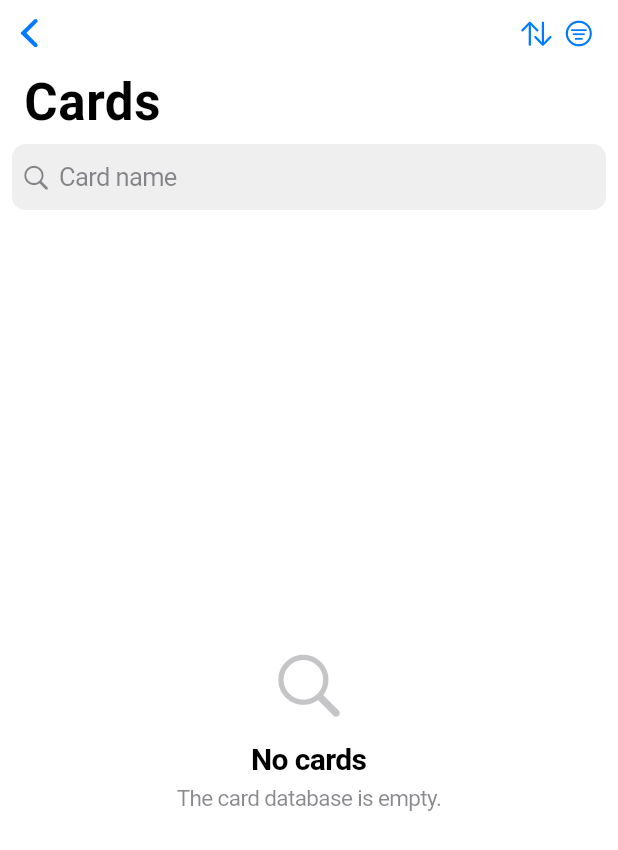
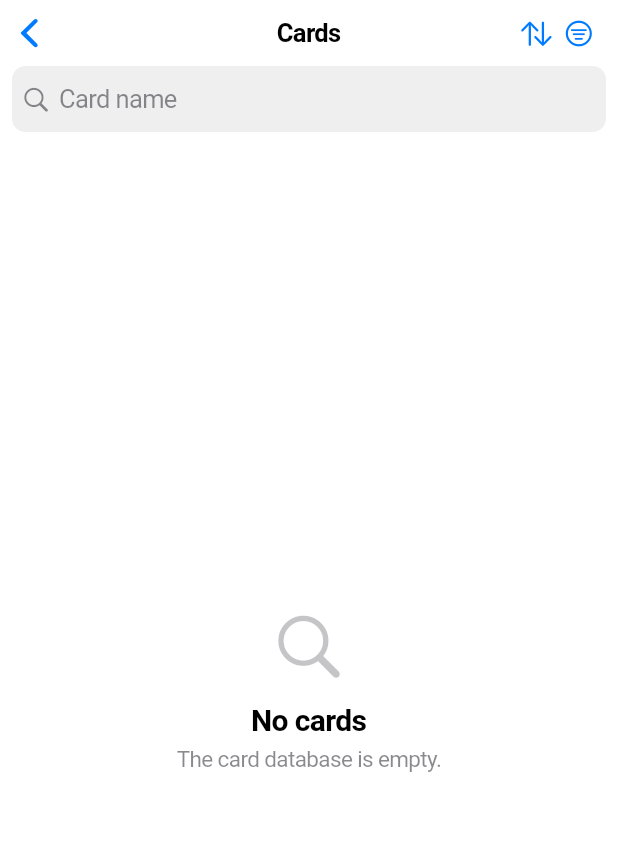
Before and after one commit to seedds/arkham_cards_flutter, a Flutter app: the CardListView screen opened directly with empty values, on a phone screen of 412 x 824 dp. Shown: the top 850 px of the screen. Run offline on Flutter 3.47's test engine with Material 3 defaults, Android fonts, the phone set to English and light mode, and no system bars; our stand-ins replace flutter_slidable, shared_preferences; accounts and stored records are empty.

Commit message:
Put the card count on the toolbar row with sort and filter
The count sat in the sliver bar's largeTitle, a row of its own at 34pt,
and vanished on scroll: with middle null, portrait collapses the large
title to nothing.

A sliver bar cannot share that row -- largeTitle is asserted non-null and
its 52pt extension is unconditional in portrait -- so this moves to the
static CupertinoNavigationBar with the count as middle. bottomMode:
always goes with it, since the static bar always shows bottom.

The list becomes a ListView and the empty state a SafeArea because each
consumes the scaffold's top padding for the bar; CustomScrollView is not
a BoxScrollView and would put the first row under it.

Measured on a booted simulator rather than eyeballed: the title centres
to within 0.17pt with 93pt of clearance to the sort icon, its glyph band
is 15.33pt, and the row pitch is unchanged at 51.33pt including row one.

```diff
--- a/lib/views/card_list_view.dart
+++ b/lib/views/card_list_view.dart
@@ -96,16 +96,15 @@ class _CardListViewState extends State<CardListView> {
 
     return CupertinoPageScaffold(
       backgroundColor: CupertinoColors.systemBackground.resolveFrom(context),
-      child: CustomScrollView(
-        slivers: [
-          CupertinoSliverNavigationBar(
-            // Inline rather than large: the search field is pinned below it and
-            // a large title would push the first row off a short screen.
-            largeTitle: Text(
+      // The static bar, not the sliver one, because the count has to share the
+      // toolbar row with the sort and filter buttons. A sliver bar cannot do
+      // that: its largeTitle is asserted non-null and its 52pt extension is
+      // unconditional in portrait, so the count would sit on a row of its own
+      // and scroll away.
+      navigationBar: CupertinoNavigationBar(
+        middle: Text(
           _results.isEmpty ? 'Cards' : '${grouped(_results.length)} Cards',
         ),
-            bottomMode: NavigationBarBottomMode.always,
-            stretch: false,
         // Filter stays rightmost, where it has always been, and sort is
         // added inside it rather than beside it.
         trailing: Row(
@@ -130,8 +129,6 @@ class _CardListViewState extends State<CardListView> {
             ),
           ],
         ),
-            // Pinned rather than collapsing, so the field the user is typing
-            // into cannot scroll away underneath them.
         bottom: PreferredSize(
           preferredSize: const Size.fromHeight(52),
           child: Padding(
@@ -145,17 +142,19 @@ class _CardListViewState extends State<CardListView> {
           ),
         ),
       ),
-          if (_results.isEmpty)
-            SliverFillRemaining(
-              hasScrollBody: false,
+      // SafeArea in the empty case and a ListView in the full one, because
+      // each consumes the scaffold's top padding for the bar. A
+      // CustomScrollView is not a BoxScrollView and would consume neither,
+      // putting the first row under the bar.
+      child: _results.isEmpty
+          ? SafeArea(
               child: _EmptyState(
                 isFiltered: _query.isFiltered,
                 isSearching: isSearching,
                 onClear: () => _apply(query: _query.cleared()),
               ),
             )
-          else
-            SliverList.separated(
+          : ListView.separated(
               itemCount: _results.length,
               // Inset to where the text starts, as a plain list does, rather
               // than running under the thumbnail.
@@ -170,8 +169,6 @@ class _CardListViewState extends State<CardListView> {
                 final card = _results[index];
                 return _CardListRow(card: card, onTap: () => _open(card));
               },
-            ),
-        ],
             ),
     );
   }
```
Lines whose indentation alone changed are shown as unchanged.
